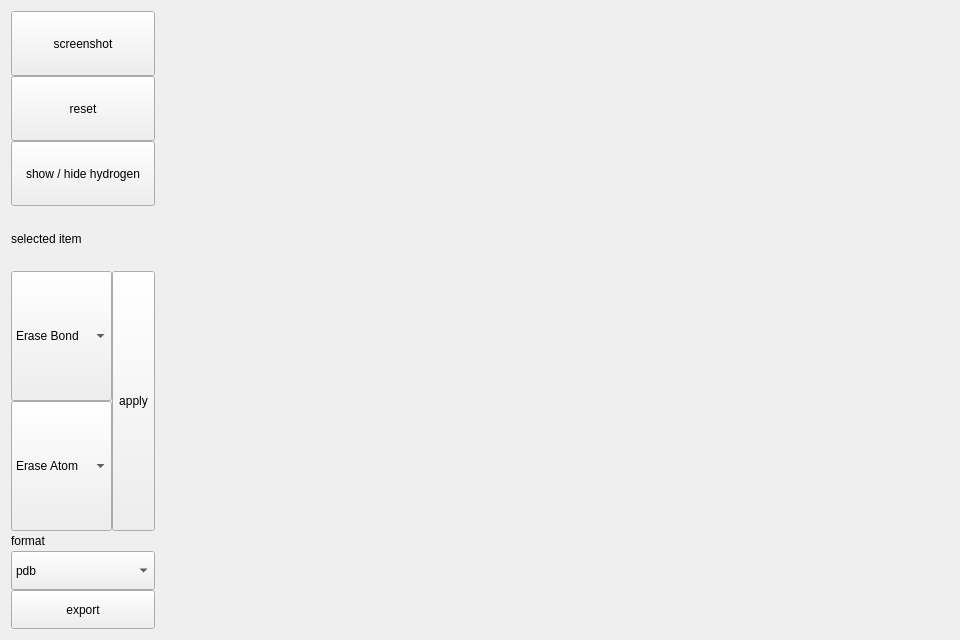
xuguodong1999/COCR, file app/ui/view2d_widget.ui: the form before one commit.
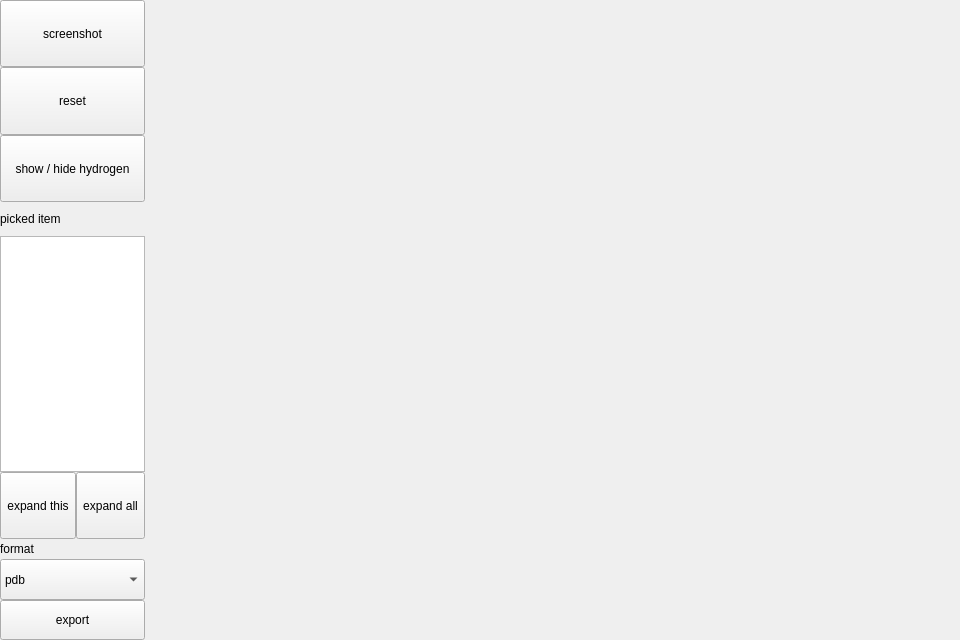
The form after the commit.

Patch:
```diff
--- a/app/ui/view2d_widget.ui
+++ b/app/ui/view2d_widget.ui
@@ -14,6 +14,21 @@
             <string>2D Viewer</string>
         </property>
         <layout class="QHBoxLayout" name="horizontalLayout" stretch="1,9">
+            <property name="spacing">
+                <number>0</number>
+            </property>
+            <property name="leftMargin">
+                <number>0</number>
+            </property>
+            <property name="topMargin">
+                <number>0</number>
+            </property>
+            <property name="rightMargin">
+                <number>0</number>
+            </property>
+            <property name="bottomMargin">
+                <number>0</number>
+            </property>
             <item>
                 <layout class="QVBoxLayout" name="verticalLayout" stretch="2,2,2,10,3">
                     <property name="spacing">
@@ -59,87 +74,49 @@
                         </widget>
                     </item>
                     <item>
-                        <layout class="QVBoxLayout" name="pick_layout" stretch="1,4">
+                        <layout class="QVBoxLayout" name="pick_layout" stretch="1,7,2">
+                            <property name="spacing">
+                                <number>0</number>
+                            </property>
                             <item>
                                 <widget class="QLabel" name="pick_label">
                                     <property name="text">
-                                        <string>selected item</string>
+                                        <string>picked item</string>
                                     </property>
                                 </widget>
                             </item>
                             <item>
-                                <layout class="QGridLayout" name="v3d_ctrl_layout" rowstretch="1,1" columnstretch="2,1">
-                                    <item row="0" column="0">
-                                        <widget class="QComboBox" name="comboBox">
+                                <widget class="QTextEdit" name="pick_edit"/>
+                            </item>
+                            <item>
+                                <layout class="QHBoxLayout" name="expand_layout" stretch="1,1">
+                                    <property name="spacing">
+                                        <number>0</number>
+                                    </property>
+                                    <item>
+                                        <widget class="QToolButton" name="expand_btn">
                                             <property name="sizePolicy">
                                                 <sizepolicy hsizetype="Preferred" vsizetype="Preferred">
                                                     <horstretch>0</horstretch>
                                                     <verstretch>0</verstretch>
                                                 </sizepolicy>
                                             </property>
-                                            <item>
-                                                <property name="text">
-                                                    <string>Erase Bond</string>
-                                                </property>
-                                            </item>
-                                            <item>
-                                                <property name="text">
-                                                    <string>Single Bond</string>
-                                                </property>
-                                            </item>
-                                            <item>
-                                                <property name="text">
-                                                    <string>Double Bond</string>
-                                                </property>
-                                            </item>
-                                            <item>
-                                                <property name="text">
-                                                    <string>Triple Bond</string>
-                                                </property>
-                                            </item>
-                                            <item>
-                                                <property name="text">
-                                                    <string>Up Bond</string>
-                                                </property>
-                                            </item>
-                                            <item>
-                                                <property name="text">
-                                                    <string>Down Bond</string>
-                                                </property>
-                                            </item>
-                                            <item>
-                                                <property name="text">
-                                                    <string>Wave Bond</string>
-                                                </property>
-                                            </item>
-                                        </widget>
-                                    </item>
-                                    <item row="0" column="1" rowspan="2">
-                                        <widget class="QToolButton" name="toolButton_2">
-                                            <property name="sizePolicy">
-                                                <sizepolicy hsizetype="Preferred" vsizetype="Preferred">
-                                                    <horstretch>0</horstretch>
-                                                    <verstretch>0</verstretch>
-                                                </sizepolicy>
-                                            </property>
                                             <property name="text">
-                                                <string>apply</string>
+                                                <string>expand this</string>
                                             </property>
                                         </widget>
                                     </item>
-                                    <item row="1" column="0">
-                                        <widget class="QComboBox" name="comboBox_2">
+                                    <item>
+                                        <widget class="QToolButton" name="expand_all_btn">
                                             <property name="sizePolicy">
                                                 <sizepolicy hsizetype="Preferred" vsizetype="Preferred">
                                                     <horstretch>0</horstretch>
                                                     <verstretch>0</verstretch>
                                                 </sizepolicy>
                                             </property>
-                                            <item>
-                                                <property name="text">
-                                                    <string>Erase Atom</string>
-                                                </property>
-                                            </item>
+                                            <property name="text">
+                                                <string>expand all</string>
+                                            </property>
                                         </widget>
                                     </item>
                                 </layout>
@@ -148,6 +125,9 @@
                     </item>
                     <item>
                         <layout class="QVBoxLayout" name="format_layout" stretch="1,2,2">
+                            <property name="spacing">
+                                <number>0</number>
+                            </property>
                             <item>
                                 <widget class="QLabel" name="format_label">
                                     <property name="text">
```
Left out of the diff: 4 changed lines with no effect on the pictures.
